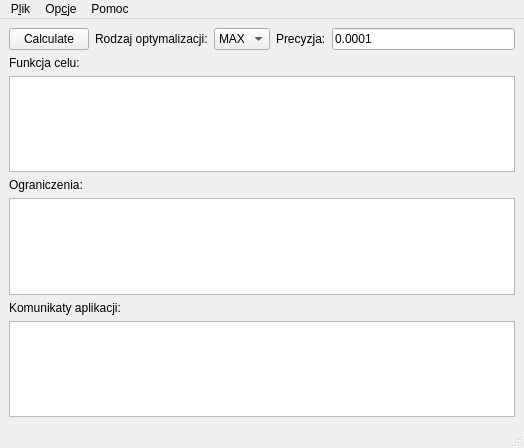
The window that src/mainwindow.ui (pawliczka/optymalizacja) describes before a commit, drawn with Qt 5.
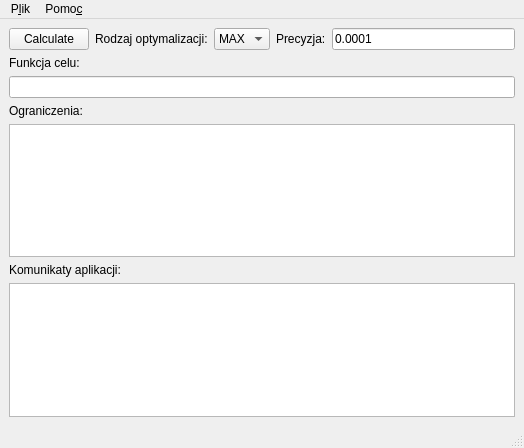
The same window after the commit. Icons and pictures are not drawn.

```diff
--- a/src/mainwindow.ui
+++ b/src/mainwindow.ui
@@ -72,16 +72,6 @@
       </property>
      </widget>
     </item>
-    <item row="2" column="0">
-     <widget class="QPlainTextEdit" name="text_objFun">
-      <property name="enabled">
-       <bool>true</bool>
-      </property>
-      <property name="backgroundVisible">
-       <bool>false</bool>
-      </property>
-     </widget>
-    </item>
     <item row="3" column="0">
      <widget class="QLabel" name="label_conFun">
       <property name="text">
@@ -102,6 +92,9 @@
     <item row="6" column="0">
      <widget class="QTextBrowser" name="disp_logger"/>
     </item>
+    <item row="2" column="0">
+     <widget class="QLineEdit" name="text_objFun"/>
+    </item>
    </layout>
   </widget>
   <widget class="QMenuBar" name="menubar">
@@ -127,19 +120,13 @@
     <addaction name="separator"/>
     <addaction name="actionZamknij"/>
    </widget>
-   <widget class="QMenu" name="menuOpcje">
-    <property name="title">
-     <string>Op&amp;cje</string>
-    </property>
-   </widget>
    <widget class="QMenu" name="menuPomoc">
     <property name="title">
-     <string>Pomoc</string>
+     <string>Pomo&amp;c</string>
     </property>
     <addaction name="actionTw_rcy"/>
    </widget>
    <addaction name="menuPlik"/>
-   <addaction name="menuOpcje"/>
    <addaction name="menuPomoc"/>
   </widget>
   <widget class="QStatusBar" name="statusbar"/>
```
